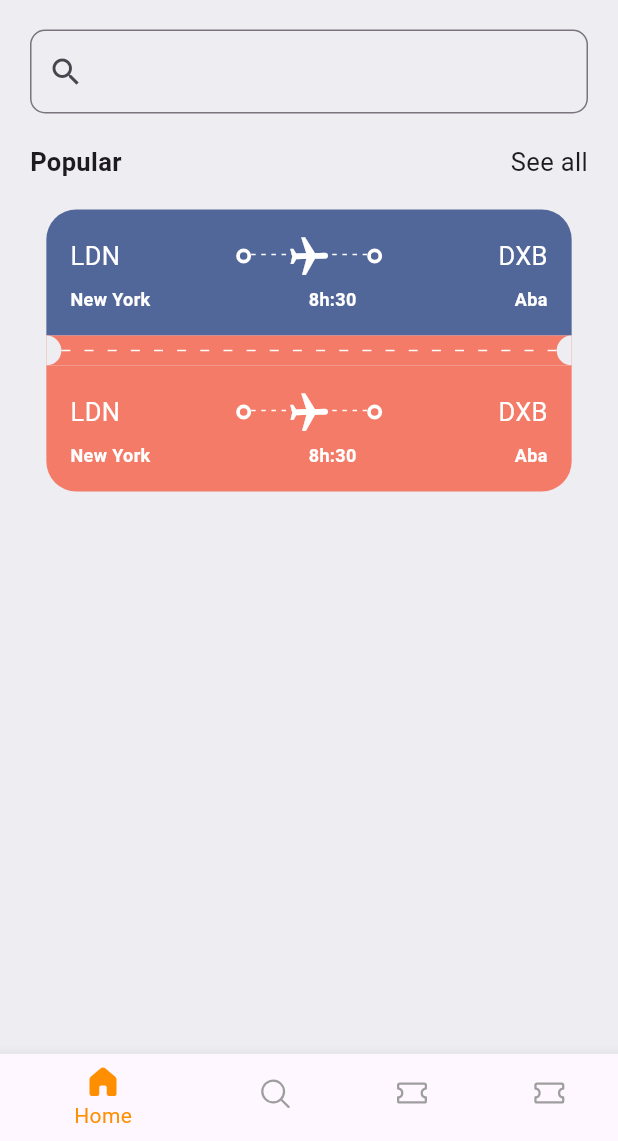
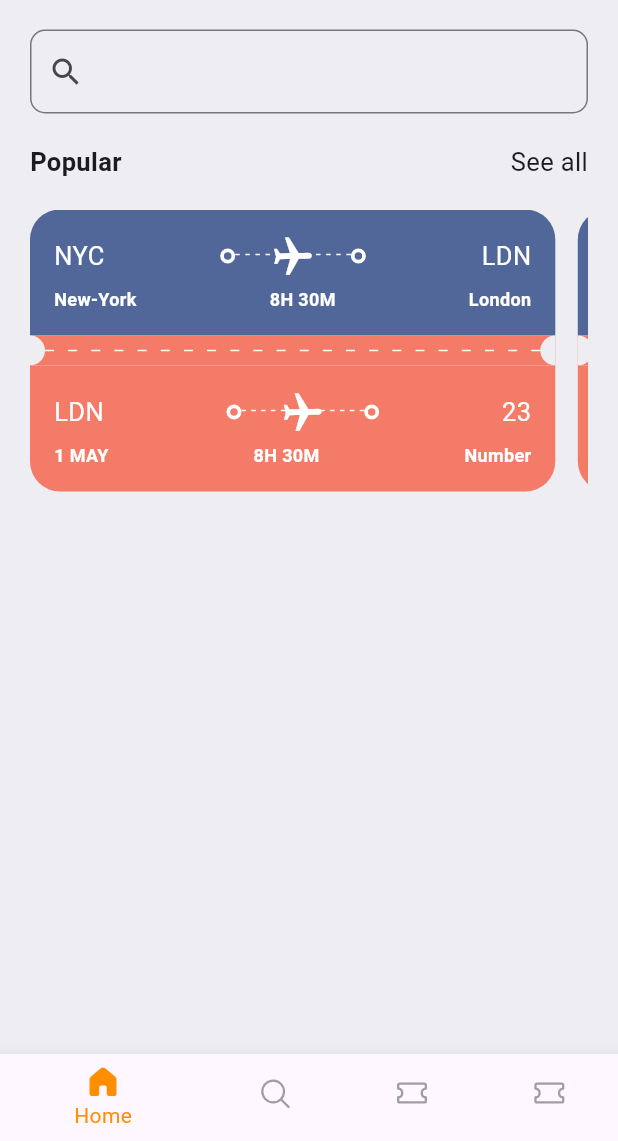
Before and after one commit to samstickkz/ticket, a Flutter app: the screen it shows after launch, on a phone screen of 412 x 824 dp, the part 95-1236 px from its top. Run offline on Flutter 3.47's test engine with Material 3 defaults, Android fonts, the phone set to English and light mode, and no system bars; our stand-ins replace fluentui_icons.

Commit message:
ticketdone

```diff
--- a/lib/screens/homepage.dart
+++ b/lib/screens/homepage.dart
@@ -2,6 +2,7 @@ import 'package:flutter/material.dart';
 import 'package:untitled2/res/media.dart';
 import 'package:untitled2/res/styles/appstyles.dart';
 
+import '../utils/utils.dart';
 import '../widgets/apptext.dart';
 import '../widgets/ticket_view.dart';
 
@@ -66,7 +67,15 @@ class Homepage extends StatelessWidget {
                 const SizedBox(
                   height: 20,
                 ),
-                const TicketView(),
+                SingleChildScrollView(
+                    scrollDirection: Axis.horizontal,
+                    child: Row(
+                      children: ticketList
+                          .map((singleTicket) => TicketView(
+                                ticket: singleTicket,
+                      ))
+                          .toList(),
+                    )),
               ],
             ),
           )
--- a/lib/utils/utils.dart
+++ b/lib/utils/utils.dart
@@ -1,27 +1,66 @@
-List<Map<String, dynamic>> hotelList = [
-  {
-    'image': 'one.png',
-    'place': 'Open Space',
-    'destination': 'London',
-    'price': 25
-  },
-  {
-    'image': 'two.png',
-    'place': 'Global Will',
-    'destination': 'London',
-    'price': 40
-  },
-  {
-    'image': 'three.png',
-    'place': 'Tallest Building',
-    'destination': 'Dubai',
-    'price': 68
-  },
-];
-
+// List<Map<String, dynamic>> hotelList = [
+//   {
+//     'image': 'one.png',
+//     'place': 'Open Space',
+//     'destination': 'London',
+//     'price': 25
+//   },
+//   {
+//     'image': 'two.png',
+//     'place': 'Global Will',
+//     'destination': 'London',
+//     'price': 40
+//   },
+//   {
+//     'image': 'three.png',
+//     'place': 'Tallest Building',
+//     'destination': 'Dubai',
+//     'price': 68
+//   },
+// ];
 
 List<Map<String, dynamic>> ticketList = [
   {
+    'from': {
+      'code':"NYC",
+      'name':"New-York"
+    },
+    'to': {
+      'code':"LDN",
+      'name':"London"
+    },
+    'flying_time': '8H 30M',
+    'date': "1 MAY",
+    'departure_time':"08:00 AM",
+    "number":23
+  },
+  {
+    'from': {
+      'code':"NYC",
+      'name':"New-York"
+    },
+    'to': {
+      'code':"LDN",
+      'name':"London"
+    },
+    'flying_time': '8H 30M',
+    'date': "1 MAY",
+    'departure_time':"08:00 AM",
+    "number":23
+  }, {
+    'from': {
+      'code':"NYC",
+      'name':"New-York"
+    },
+    'to': {
+      'code':"LDN",
+      'name':"London"
+    },
+    'flying_time': '8H 30M',
+    'date': "1 MAY",
+    'departure_time':"08:00 AM",
+    "number":23
+  }, {
     'from': {
       'code':"NYC",
       'name':"New-York"
@@ -49,4 +88,18 @@ List<Map<String, dynamic>> ticketList = [
     'departure_time':"09:00 AM",
     "number":45
   },
+  {
+    'from': {
+      'code':"DK",
+      'name':"Dhaka"
+    },
+    'to': {
+      'code':"SH",
+      'name':"Shanghai"
+    },
+    'flying_time': '4H 20M',
+    'date': "10 MAY",
+    'departure_time':"09:00 AM",
+    "number":45
+  },
 ];
--- /dev/null
+++ b/lib/widgets/text_style_3rd.dart
@@ -0,0 +1,14 @@
+import 'package:flutter/material.dart';
+
+import '../res/styles/appstyles.dart';
+
+class TextStyle3rd extends StatelessWidget {
+  const TextStyle3rd({super.key});
+
+  @override
+  Widget build(BuildContext context) {
+    return  Text('LDN',
+        style: Appstyles.HeadLine3.copyWith(
+            color: Colors.white));
+  }
+}
--- a/lib/widgets/ticket_view.dart
+++ b/lib/widgets/ticket_view.dart
@@ -1,16 +1,20 @@
 import 'package:flutter/material.dart';
 import 'package:untitled2/res/styles/appstyles.dart';
+import 'package:untitled2/utils/utils.dart';
 import 'package:untitled2/widgets/ticket_circle.dart';
 import 'bigdot.dart';
 import 'flight_widget.dart';
 
 class TicketView extends StatelessWidget {
-  const TicketView({super.key});
+  final Map<String, dynamic> ticket;
+  const TicketView({super.key, required this.ticket});
 
   @override
   Widget build(BuildContext context) {
     final size = MediaQuery.of(context).size;
-    return SizedBox(
+    return Padding(
+      padding: const EdgeInsets.only(right: 15.0),
+      child: SizedBox(
         width: size.width * 0.85,
         height: 189,
         child: Column(
@@ -28,7 +32,7 @@ class TicketView extends StatelessWidget {
                   children: [
                     Row(
                       children: [
-                      Text('LDN',
+                        Text(ticket["from"]["code"],
                             style: Appstyles.HeadLine3.copyWith(
                                 color: Colors.white)),
                         Expanded(
@@ -54,7 +58,7 @@ class TicketView extends StatelessWidget {
                         Expanded(
                           child: Container(),
                         ),
-                      Text('DXB',
+                        Text(ticket["to"]["code"],
                             style: Appstyles.HeadLine3.copyWith(
                                 color: Colors.white)),
                       ],
@@ -64,7 +68,7 @@ class TicketView extends StatelessWidget {
                     ),
                     Row(
                       children: [
-                      Text('New York',
+                        Text(ticket["from"]["name"],
                             style: Appstyles.HeadLine3.copyWith(
                                 color: Colors.white,
                                 fontSize: 12,
@@ -73,7 +77,7 @@ class TicketView extends StatelessWidget {
                           child: Container(),
                         ),
                         Text(
-                        '8h:30',
+                          ticket["flying_time"],
                           style: Appstyles.HeadLine3.copyWith(
                               color: Colors.white,
                               fontSize: 12,
@@ -82,7 +86,7 @@ class TicketView extends StatelessWidget {
                         Expanded(
                           child: Container(),
                         ),
-                      Text('Aba',
+                        Text(ticket["to"]["name"],
                             style: Appstyles.HeadLine3.copyWith(
                                 color: Colors.white,
                                 fontSize: 12,
@@ -154,7 +158,7 @@ class TicketView extends StatelessWidget {
                         Expanded(
                           child: Container(),
                         ),
-                      Text('DXB',
+                        Text(ticket["number"].toString(),
                             style: Appstyles.HeadLine3.copyWith(
                                 color: Colors.white)),
                       ],
@@ -164,7 +168,7 @@ class TicketView extends StatelessWidget {
                     ),
                     Row(
                       children: [
-                      Text('New York',
+                        Text(ticket['date'],
                             style: Appstyles.HeadLine3.copyWith(
                                 color: Colors.white,
                                 fontSize: 12,
@@ -172,8 +176,10 @@ class TicketView extends StatelessWidget {
                         Expanded(
                           child: Container(),
                         ),
-                      Text(
-                        '8h:30',
+
+                        //fly time
+                        Text( ticket["flying_time"]
+                        ,
                           style: Appstyles.HeadLine3.copyWith(
                               color: Colors.white,
                               fontSize: 12,
@@ -182,7 +188,7 @@ class TicketView extends StatelessWidget {
                         Expanded(
                           child: Container(),
                         ),
-                      Text('Aba',
+                        Text('Number',
                             style: Appstyles.HeadLine3.copyWith(
                                 color: Colors.white,
                                 fontSize: 12,
@@ -195,6 +201,7 @@ class TicketView extends StatelessWidget {
             ),
           ],
         ),
+      ),
     );
   }
 }
```
Lines whose indentation alone changed are shown as unchanged.
